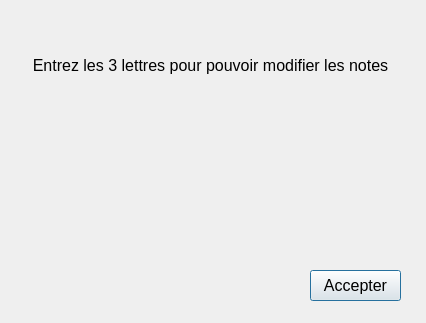
Qt form jeu_educatif/enigmadialog.ui (Charles-Svg/Projet_L3_jeu_educatif) before a commit.
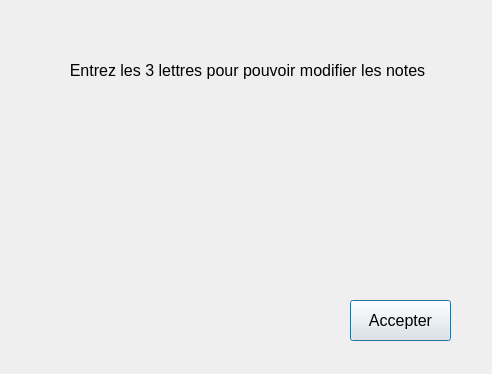
The same form after that commit.

Commit message: petites features

```diff
--- a/jeu_educatif/enigmadialog.ui
+++ b/jeu_educatif/enigmadialog.ui
@@ -6,41 +6,20 @@
    <rect>
     <x>0</x>
     <y>0</y>
-    <width>426</width>
-    <height>323</height>
+    <width>492</width>
+    <height>374</height>
    </rect>
   </property>
   <property name="windowTitle">
    <string>Dialog</string>
   </property>
-  <widget class="QLabel" name="label">
-   <property name="geometry">
-    <rect>
-     <x>10</x>
-     <y>50</y>
-     <width>401</width>
-     <height>31</height>
-    </rect>
-   </property>
-   <property name="font">
-    <font>
-     <pointsize>12</pointsize>
-    </font>
-   </property>
-   <property name="text">
-    <string>Entrez les 3 lettres pour pouvoir modifier les notes</string>
-   </property>
-   <property name="alignment">
-    <set>Qt::AlignCenter</set>
-   </property>
-  </widget>
   <widget class="QWidget" name="horizontalLayoutWidget">
    <property name="geometry">
     <rect>
      <x>90</x>
-     <y>130</y>
-     <width>251</width>
-     <height>72</height>
+     <y>140</y>
+     <width>301</width>
+     <height>81</height>
     </rect>
    </property>
    <layout class="QHBoxLayout" name="letterLayout"/>
@@ -48,10 +27,10 @@
   <widget class="QPushButton" name="acceptButton">
    <property name="geometry">
     <rect>
-     <x>310</x>
-     <y>270</y>
-     <width>91</width>
-     <height>31</height>
+     <x>350</x>
+     <y>300</y>
+     <width>101</width>
+     <height>41</height>
     </rect>
    </property>
    <property name="font">
@@ -66,9 +45,9 @@
   <widget class="QLabel" name="errorLabel">
    <property name="geometry">
     <rect>
-     <x>126</x>
-     <y>220</y>
-     <width>191</width>
+     <x>100</x>
+     <y>260</y>
+     <width>281</width>
      <height>20</height>
     </rect>
    </property>
@@ -79,6 +58,39 @@
     <set>Qt::AlignCenter</set>
    </property>
   </widget>
+  <widget class="QWidget" name="horizontalLayoutWidget_2">
+   <property name="geometry">
+    <rect>
+     <x>10</x>
+     <y>30</y>
+     <width>475</width>
+     <height>80</height>
+    </rect>
+   </property>
+   <layout class="QHBoxLayout" name="horizontalLayout">
+    <item>
+     <widget class="QLabel" name="label">
+      <property name="sizePolicy">
+       <sizepolicy hsizetype="Minimum" vsizetype="Minimum">
+        <horstretch>0</horstretch>
+        <verstretch>0</verstretch>
+       </sizepolicy>
+      </property>
+      <property name="font">
+       <font>
+        <pointsize>12</pointsize>
+       </font>
+      </property>
+      <property name="text">
+       <string>Entrez les 3 lettres pour pouvoir modifier les notes</string>
+      </property>
+      <property name="alignment">
+       <set>Qt::AlignCenter</set>
+      </property>
+     </widget>
+    </item>
+   </layout>
+  </widget>
  </widget>
  <resources/>
  <connections/>
```
The commit also changes 2 other files.
